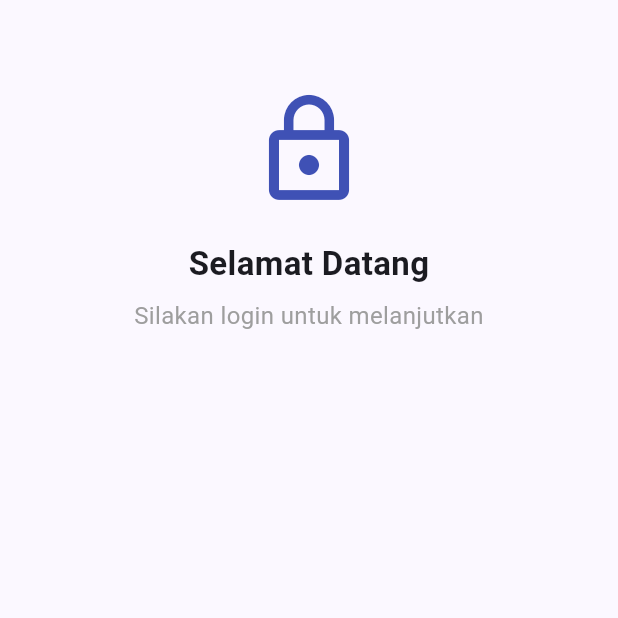
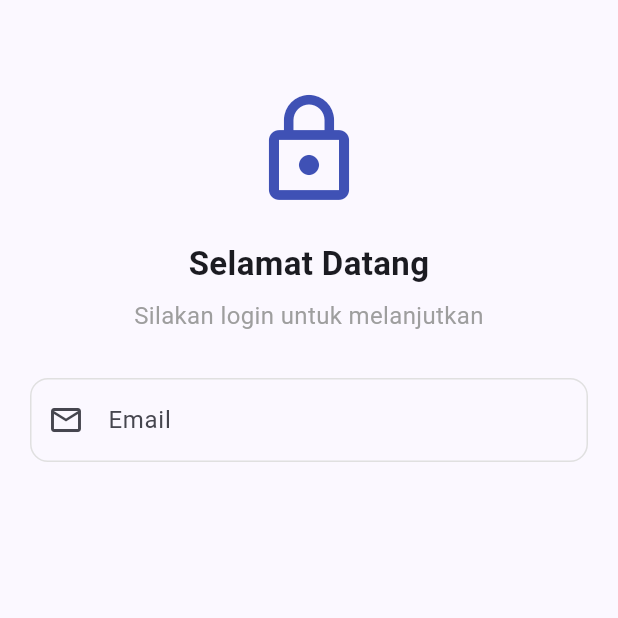
Before and after one commit to str122-xyz/KB1179-1123150070-uts, a Flutter app: the Login screen opened directly, on a phone screen of 412 x 824 dp, the top half of it. Run offline on Flutter 3.47's test engine with Material 3 defaults, Android fonts, the phone set to English and light mode, and no system bars.

Commit message:
Menambahkan input teks email

```diff
--- a/lib/login/login.dart
+++ b/lib/login/login.dart
@@ -33,6 +33,27 @@ class Login extends StatelessWidget {
                 style: TextStyle(fontSize: 16, color: Colors.grey),
               ),
               const SizedBox(height: 30),
+
+              TextField(
+                keyboardType: TextInputType.emailAddress,
+                decoration: InputDecoration(
+                  labelText: 'Email',
+                  hintText: 'Masukkan email Anda',
+                  prefixIcon: const Icon(Icons.email_outlined),
+                  border: OutlineInputBorder(
+                    borderRadius: BorderRadius.circular(12),
+                  ),
+                  enabledBorder: OutlineInputBorder(
+                    borderRadius: BorderRadius.circular(12),
+                    borderSide: BorderSide(color: Colors.grey[300]!),
+                  ),
+                  focusedBorder: OutlineInputBorder(
+                    borderRadius: BorderRadius.circular(12),
+                    borderSide: BorderSide(color: Colors.blue[700]!, width: 2),
+                  ),
+                ),
+              ),
+              const SizedBox(height: 20),
             ],
           ),
         ),
```
Also changed, not shown: 1 other file.
